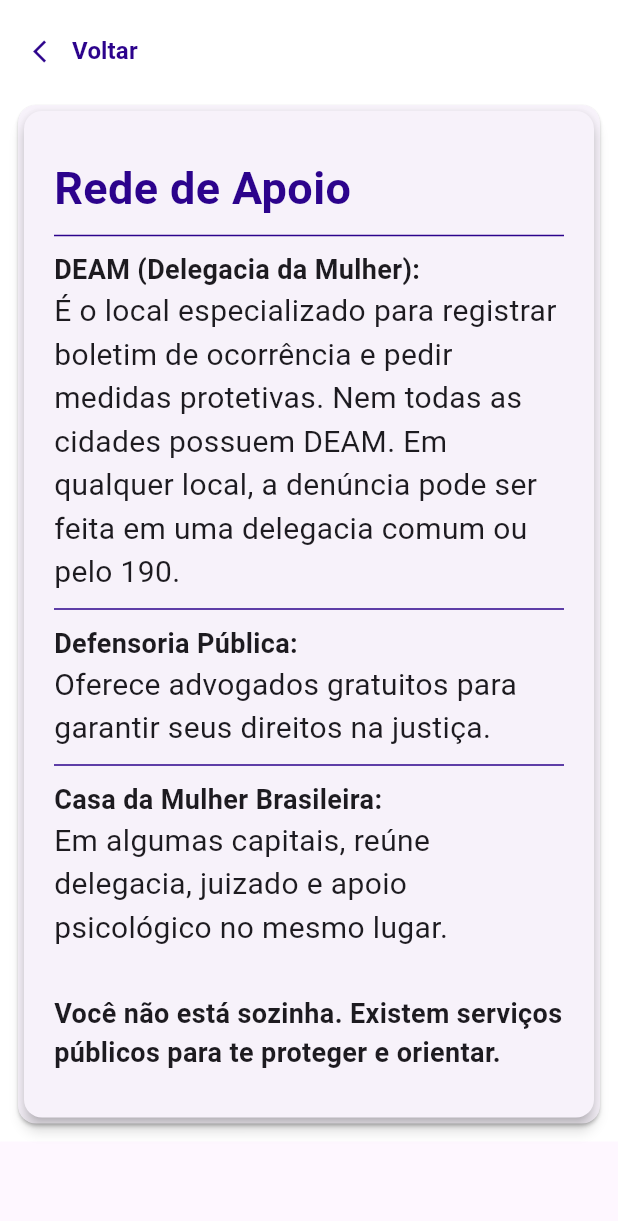
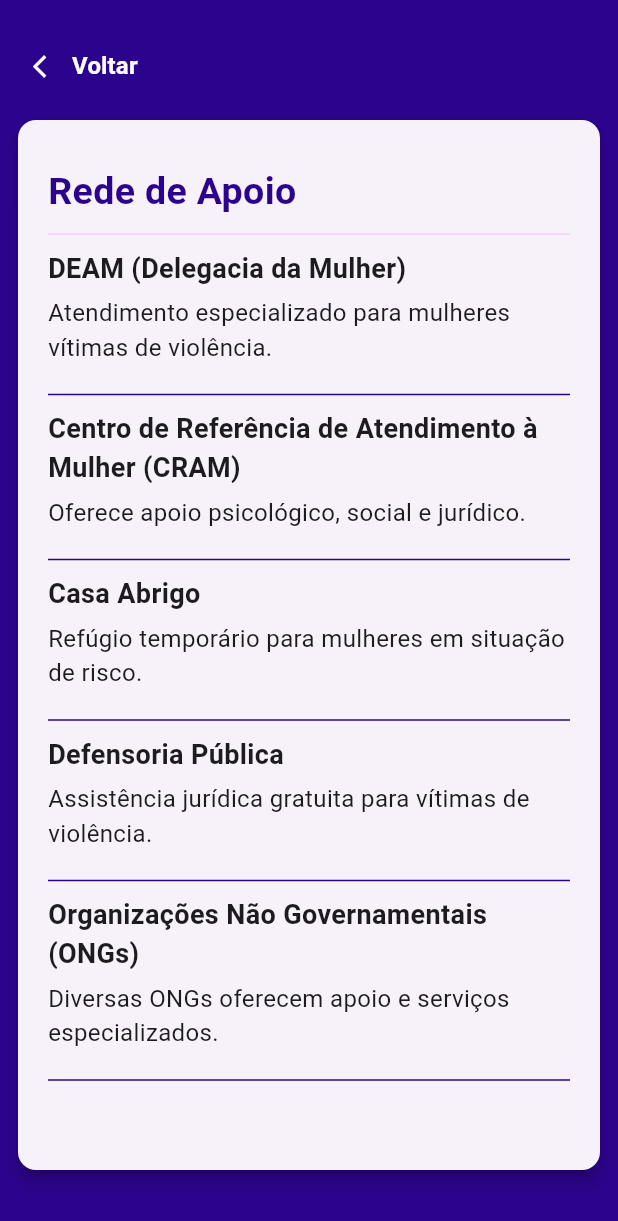
Before and after one commit to semellicodes/segura-app-flutter, a Flutter app: the ApoioScreen screen opened directly, on a phone screen of 412 x 824 dp. Shown: the top 1221 px of the screen. Run offline on Flutter 3.47's test engine with Material 3 defaults, Android fonts, the phone set to English and light mode, and no system bars.

Commit message:
item_apoio.dart + refatorando apoio.dart +

```diff
--- a/lib/screens/apoio.dart
+++ b/lib/screens/apoio.dart
@@ -1,5 +1,7 @@
 import 'package:flutter/material.dart';
 import 'package:segura_app/theme/app_colors.dart';
+import 'package:segura_app/theme/app_data.dart';
+import 'package:segura_app/widgets/item_apoio.dart';
 
 class ApoioScreen extends StatelessWidget {
   const ApoioScreen({super.key});
@@ -7,21 +9,14 @@ class ApoioScreen extends StatelessWidget {
   @override
   Widget build(BuildContext context) {
     return Scaffold(
-      body: Container(
-        decoration: BoxDecoration(
-          gradient: LinearGradient(
-            colors: [AppColors.background, AppColors.background],
-            begin: Alignment.topLeft,
-            end: Alignment.bottomRight,
-          ),
-        ),
-        child: SafeArea(
+      backgroundColor: AppColors.ajuda,
+      body: SafeArea(
         child: SingleChildScrollView(
           child: Column(
             crossAxisAlignment: CrossAxisAlignment.start,
             children: [
               Padding(
-                  padding: const EdgeInsets.only(left: 10, top: 10),
+                padding: const EdgeInsets.only(top: 20, left: 10, right: 10),
                 child: TextButton.icon(
                   onPressed: () {
                     Navigator.pop(context);
@@ -29,27 +24,19 @@ class ApoioScreen extends StatelessWidget {
                   icon: const Icon(Icons.arrow_back_ios, size: 18),
                   label: const Text(
                     'Voltar',
-                      style: TextStyle(
-                        fontSize: 16,
-                        fontWeight: FontWeight.bold,
-                      ),
+                    style: TextStyle(fontSize: 16, fontWeight: FontWeight.bold),
                   ),
                   style: TextButton.styleFrom(
-                      foregroundColor: const Color.fromARGB(255, 44, 3, 140),
+                    foregroundColor: const Color.fromARGB(255, 255, 255, 255),
                   ),
                 ),
               ),
               Padding(
                 padding: const EdgeInsets.all(8.0),
                 child: Card(
-                    child: Card(
                   elevation: 4,
                   child: Padding(
-                        padding: EdgeInsets.symmetric(
-                          horizontal: 20,
-                          vertical: 30,
-                        ),
-
+                    padding: EdgeInsets.symmetric(horizontal: 20, vertical: 30),
                     child: Column(
                       crossAxisAlignment: CrossAxisAlignment.start,
                       children: [
@@ -57,72 +44,24 @@ class ApoioScreen extends StatelessWidget {
                           "Rede de Apoio",
                           style: TextStyle(
                             color: AppColors.ajuda,
-                                fontSize: 30,
+                            fontSize: 25,
                             fontWeight: FontWeight.bold,
                           ),
                         ),
                         Divider(
-                              color: AppColors.ajuda,
+                          color: const Color.fromARGB(255, 243, 208, 249),
                           thickness: 1,
                           height: 20,
                         ),
+                        ...AppData.locaisDeApoio.entries.map((item) {
+                          return ItemApoio(
+                            titulo: item.key,
+                            descricao: item.value,
+                          );
+                        }),
 
-                            Text(
-                              "DEAM (Delegacia da Mulher):",
-                              style: TextStyle(
-                                fontWeight: FontWeight.bold,
-                                fontSize: 18,
-                              ),
-                            ),
-
-                            Text(
-                              "É o local especializado para registrar boletim de ocorrência e pedir medidas protetivas. Nem todas as cidades possuem DEAM. Em qualquer local, a denúncia pode ser feita em uma delegacia comum ou pelo 190.",
-                              style: TextStyle(fontSize: 20),
-                            ),
-                            Divider(
-                              color: AppColors.ajuda,
-                              thickness: 1,
-                              height: 20,
-                            ),
-                            Text(
-                              "Defensoria Pública:",
-                              style: TextStyle(
-                                fontWeight: FontWeight.bold,
-                                fontSize: 18,
-                              ),
-                            ),
-                            Text(
-                              "Oferece advogados gratuitos para garantir seus direitos na justiça.",
-                              style: TextStyle(fontSize: 20),
-                            ),
-
-                            Divider(
-                              color: AppColors.ajuda,
-                              thickness: 1,
-                              height: 20,
-                            ),
-
-                            Text(
-                              "Casa da Mulher Brasileira:",
-                              style: TextStyle(
-                                fontWeight: FontWeight.bold,
-                                fontSize: 18,
-                              ),
-                            ),
-                            Text(
-                              "Em algumas capitais, reúne delegacia, juizado e apoio psicológico no mesmo lugar.",
-                              style: TextStyle(fontSize: 20),
-                            ),
-                            SizedBox(height: 30),
-                            Text(
-                              "Você não está sozinha. Existem serviços públicos para te proteger e orientar.",
-                              style: TextStyle(
-                                fontWeight: FontWeight.bold,
-                                fontSize: 18,
-                              ),
-                            ),
+                        SizedBox(height: 20),
                       ],
-                        ),
                     ),
                   ),
                 ),
@@ -131,7 +70,6 @@ class ApoioScreen extends StatelessWidget {
           ),
         ),
       ),
-      ),
     );
   }
 }
--- a/lib/theme/app_data.dart
+++ b/lib/theme/app_data.dart
@@ -23,4 +23,26 @@ class AppData {
   static const String centralmulher = "180";
   static const String policeNumber1 = "190";
   static const String policeNumber2 = "197";
+
+  static const Map<String, String> tiposDeViolencia = {
+    "Violência Física": "Agressão física, como empurrões, socos, chutes.",
+    "Violência Psicológica":
+        "Ameaças, humilhações, isolamento social. Fazer você duvidar da própria sanidade. (Gaslighting)",
+    "Violência Sexual":
+        "Assédio, estupro, abuso sexual ou impedir uso de anticoncepcional.",
+    "Violência Patrimonial": "Controle financeiro, destruição de bens.",
+    "Violência Moral": "Difamação, calúnia ou injúria.",
+  };
+
+  static const Map<String, String> locaisDeApoio = {
+    "DEAM (Delegacia da Mulher)":
+        "Atendimento especializado para mulheres vítimas de violência.",
+    "Centro de Referência de Atendimento à Mulher (CRAM)":
+        "Oferece apoio psicológico, social e jurídico.",
+    "Casa Abrigo": "Refúgio temporário para mulheres em situação de risco.",
+    "Defensoria Pública":
+        "Assistência jurídica gratuita para vítimas de violência.",
+    "Organizações Não Governamentais (ONGs)":
+        "Diversas ONGs oferecem apoio e serviços especializados.",
+  };
 }
--- /dev/null
+++ b/lib/widgets/item_apoio.dart
@@ -0,0 +1,27 @@
+import 'package:flutter/material.dart';
+import 'package:segura_app/theme/app_colors.dart';
+
+class ItemApoio extends StatelessWidget {
+  final String titulo;
+  final String descricao;
+
+  const ItemApoio({super.key, required this.titulo, required this.descricao});
+
+  @override
+  Widget build(BuildContext context) {
+    return Column(
+      crossAxisAlignment: CrossAxisAlignment.start,
+      children: [
+        Text(
+          titulo,
+          style: const TextStyle(fontSize: 18, fontWeight: FontWeight.bold),
+        ),
+        const SizedBox(height: 5),
+
+        Text(descricao, style: const TextStyle(fontSize: 16)),
+        const SizedBox(height: 10),
+        Divider(color: AppColors.ajuda, thickness: 1, height: 20),
+      ],
+    );
+  }
+}
--- a/lib/widgets/topico.dart
+++ b/lib/widgets/topico.dart
@@ -12,10 +12,7 @@ class Topico extends StatelessWidget {
       padding: const EdgeInsets.only(bottom: 12.0),
       child: Text.rich(
         TextSpan(
-          style: const TextStyle(
-            fontSize: 16,
-            color: Colors.black87,
-          ), // Estilo geral
+          style: const TextStyle(fontSize: 16, color: Colors.black87),
           children: [
             TextSpan(
               text: '• $titulo ',
```
Also changed, not shown: lib/screens/ajuda_imediata.dart (+8 -22 lines), lib/screens/leis.dart (+25 -22 lines). Lines whose indentation alone changed are shown as unchanged.
